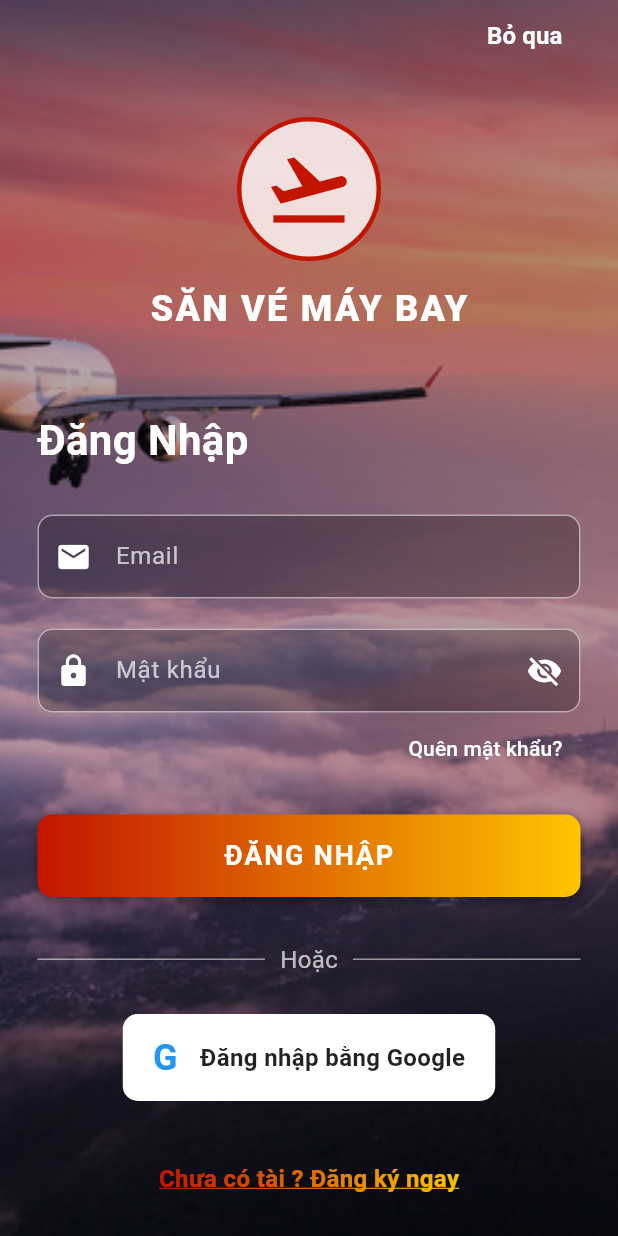
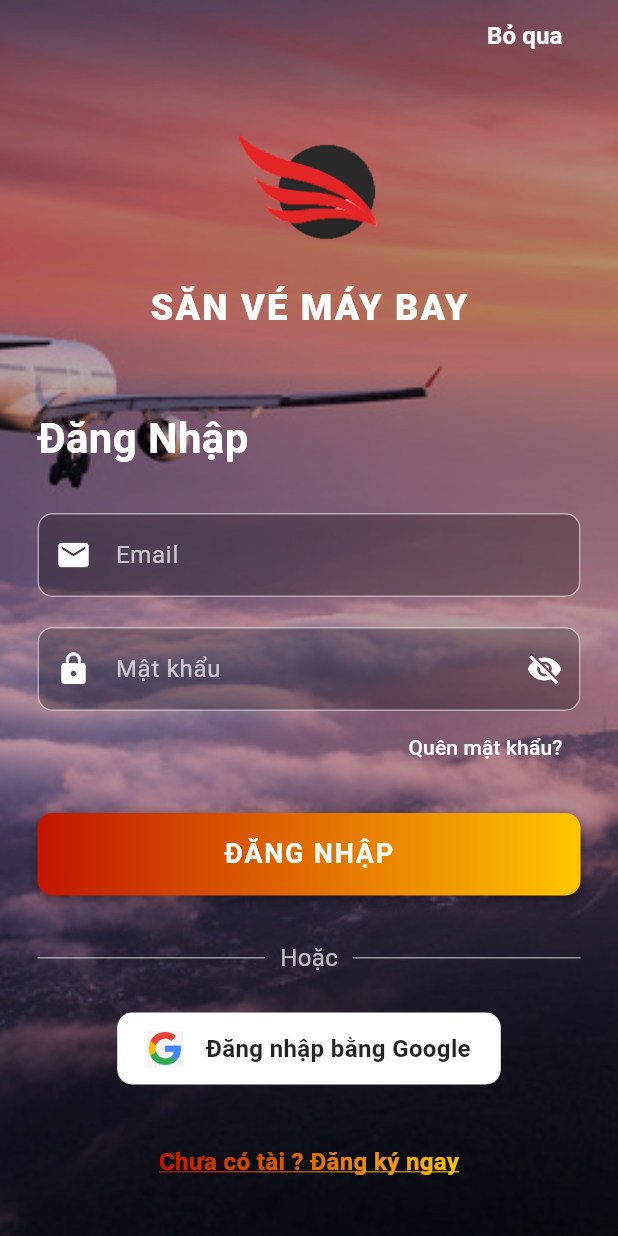
Before and after one commit to yenle254/sanvemaybay_app, a Flutter app: the screen it shows after launch, on a phone screen of 412 x 824 dp. Run offline on Flutter 3.47's test engine with Material 3 defaults, Android fonts, the light colour scheme and no system bars; our stand-ins replace cloud_firestore, connectivity_plus, firebase_auth, firebase_core, google_sign_in, qr_flutter and 2 more; missing offline and left inert: encrypt; accounts and stored records are empty.

Commit message:
update login screen

```diff
--- a/lib/authentication/forgot_password_page.dart
+++ b/lib/authentication/forgot_password_page.dart
@@ -24,7 +24,7 @@ class _ForgotPasswordPageState extends State<ForgotPasswordPage> {
   }
 
   void _handleResetPassword() async {
-    // Gọi hàm reset password của Firebase ở đây
+    // Gọi hàm reset password của Firebase
     print("Gửi email khôi phục tới: ${_emailController.text}");
     ScaffoldMessenger.of(context).showSnackBar(
       const SnackBar(content: Text('Vui lòng kiểm tra hộp thư email của bạn!'), backgroundColor: Colors.green),
--- a/lib/authentication/login_page.dart
+++ b/lib/authentication/login_page.dart
@@ -161,13 +161,13 @@ class _LoginPageState extends State<LoginPage> {
                     Column(
                       children: [
                         Container(
-                          padding: const EdgeInsets.all(15),
-                          decoration: BoxDecoration(
-                            shape: BoxShape.circle,
-                            border: Border.all(color: const Color(0xFFC21500), width: 3),
-                            color: Colors.white.withValues(alpha: 0.8),
+                          // Xóa bỏ hoàn toàn padding, decoration cũ
+                          child: Image.asset(
+                            'assets/logo.PNG',
+                            width: 95,
+                            height: 95,
+                            fit: BoxFit.contain, // Giữ nguyên tỉ lệ, không bị méo ảnh
                           ),
-                          child: const Icon(Icons.flight_takeoff, size: 60, color: Color(0xFFC21500)),
                         ),
                         const SizedBox(height: 15),
                         const Text(
@@ -258,13 +258,25 @@ class _LoginPageState extends State<LoginPage> {
                       child: Container(
                         padding: const EdgeInsets.symmetric(vertical: 12, horizontal: 20),
                         decoration: BoxDecoration(color: Colors.white, borderRadius: BorderRadius.circular(10)),
-                        child: const Row(
+                        child: Row(
                           mainAxisSize: MainAxisSize.min,
                           children: [
 
-                            Text("G", style: TextStyle(fontSize: 24, fontWeight: FontWeight.bold, color: Colors.blue)),
-                            SizedBox(width: 15),
-                            Text("Đăng nhập bằng Google", style: TextStyle(fontSize: 16, fontWeight: FontWeight.w600, color: Colors.black87)),
+                            Image.asset(
+                              'assets/google_logo.png',
+                              width: 24,  // Set kích thước 24 để bằng đúng cái fontSize 24 cũ của ông
+                              height: 24,
+                              fit: BoxFit.contain, // Đảm bảo logo không bị méo
+                            ),
+                            const SizedBox(width: 15),
+                            const Text(
+                                "Đăng nhập bằng Google",
+                                style: TextStyle(
+                                    fontSize: 16,
+                                    fontWeight: FontWeight.w600,
+                                    color: Colors.black87
+                                )
+                            ),
                           ],
                         ),
                       ),
```
Also changed, not shown: assets/google_logo.png (added).
